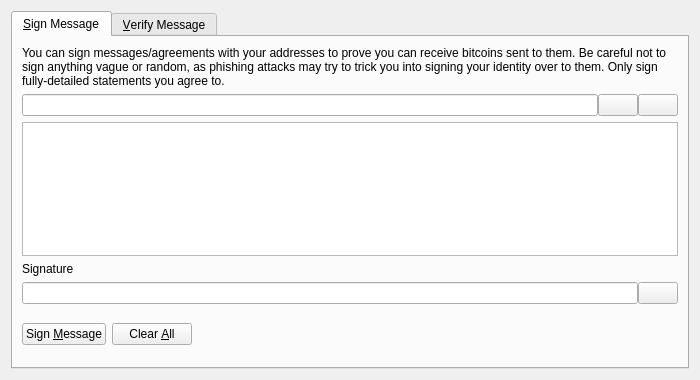
VeriConomy/vericoin, file src/qt/forms/signverifymessagedialog.ui: the form before one commit.
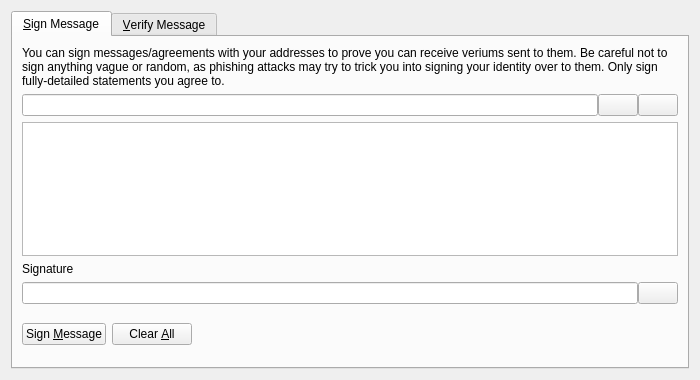
The form after the commit. Icons and pictures are not drawn. Custom widgets are drawn as their Qt base class.

Commit message: Replace verium / VRM / vrm in SRC

```diff
--- a/src/qt/forms/signverifymessagedialog.ui
+++ b/src/qt/forms/signverifymessagedialog.ui
@@ -30,7 +30,7 @@
        <item>
         <widget class="QLabel" name="infoLabel_SM">
          <property name="text">
-          <string>You can sign messages/agreements with your addresses to prove you can receive bitcoins sent to them. Be careful not to sign anything vague or random, as phishing attacks may try to trick you into signing your identity over to them. Only sign fully-detailed statements you agree to.</string>
+          <string>You can sign messages/agreements with your addresses to prove you can receive veriums sent to them. Be careful not to sign anything vague or random, as phishing attacks may try to trick you into signing your identity over to them. Only sign fully-detailed statements you agree to.</string>
          </property>
          <property name="textFormat">
           <enum>Qt::PlainText</enum>
```
The commit also changes 144 other files.
